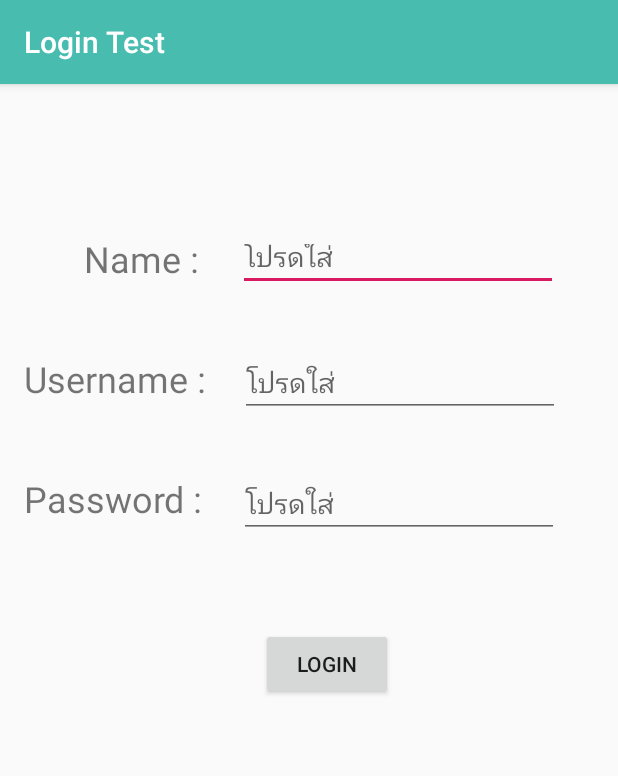
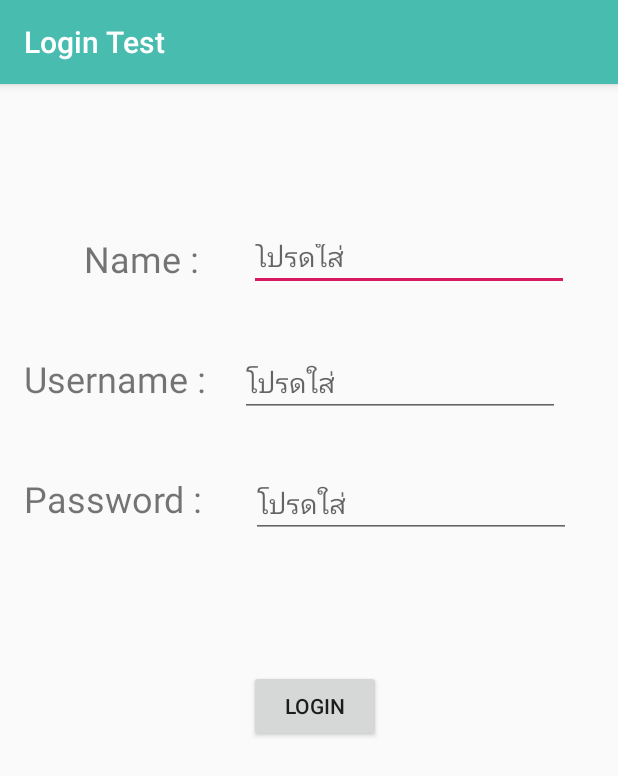
Before and after one commit to hanaml0868/LoginTest, an Android app: the screen it shows after launch (MainActivity), on a phone screen of 412 x 824 dp. Shown: the top 776 px of the screen. Run offline under Robolectric (Android 15) with nearby library versions, the phone set to English and light mode, and no system bars.

Commit message:
Complete app

```diff
--- a/app/src/main/java/sdu/cs/amornthep/logintest/MainActivity.java
+++ b/app/src/main/java/sdu/cs/amornthep/logintest/MainActivity.java
@@ -39,7 +39,7 @@ public class MainActivity extends AppCompatActivity {
 
                 //Check username and password
 
-                if ((userString.equals("admin")) && (passString.equals("1234"))) {
+                else if ((userString.equals("admin")) && (passString.equals("1234"))) {
                     Toast.makeText(getApplicationContext(), "Login Success", Toast.LENGTH_SHORT).show();
 
                     //ส่งข้อมูลไปหน้าเมนู
@@ -56,3 +56,4 @@ public class MainActivity extends AppCompatActivity {
 
     }//end onCreate
 }// end class
+ // Toast ข้อความที่แสดงออกมาครู่หนึ่งแล้วหานไปเอง
--- a/app/src/main/res/layout/activity_main.xml
+++ b/app/src/main/res/layout/activity_main.xml
@@ -48,14 +48,13 @@
         android:layout_height="41dp"
         android:layout_marginStart="8dp"
         android:layout_marginLeft="8dp"
-        android:layout_marginEnd="40dp"
-        android:layout_marginRight="40dp"
+        android:layout_marginEnd="8dp"
+        android:layout_marginRight="8dp"
         android:ems="10"
         android:hint="โปรดใส่"
         android:inputType="textPersonName"
         app:layout_constraintBaseline_toBaselineOf="@+id/textView"
         app:layout_constraintEnd_toEndOf="parent"
-        app:layout_constraintHorizontal_bias="1.0"
         app:layout_constraintStart_toEndOf="@+id/textView" />
 
     <EditText
@@ -74,35 +73,37 @@
         app:layout_constraintHorizontal_bias="0.319"
         app:layout_constraintStart_toEndOf="@+id/textView3" />
 
+    <Button
+        android:id="@+id/btnLogin"
+        android:layout_width="wrap_content"
+        android:layout_height="wrap_content"
+        android:layout_marginStart="8dp"
+        android:layout_marginLeft="8dp"
+        android:layout_marginTop="8dp"
+        android:layout_marginEnd="8dp"
+        android:layout_marginRight="8dp"
+        android:layout_marginBottom="8dp"
+        android:text="Login"
+        app:layout_constraintBottom_toBottomOf="parent"
+        app:layout_constraintEnd_toEndOf="parent"
+        app:layout_constraintHorizontal_bias="0.514"
+        app:layout_constraintStart_toStartOf="parent"
+        app:layout_constraintTop_toBottomOf="@+id/edtPassword"
+        app:layout_constraintVertical_bias="0.2" />
+
     <EditText
         android:id="@+id/edtPassword"
         android:layout_width="wrap_content"
-        android:layout_height="46dp"
+        android:layout_height="wrap_content"
         android:layout_marginStart="8dp"
         android:layout_marginLeft="8dp"
         android:layout_marginEnd="8dp"
         android:layout_marginRight="8dp"
         android:ems="10"
         android:hint="โปรดใส่"
-        android:inputType="textPersonName"
+        android:inputType="textPassword"
         app:layout_constraintBaseline_toBaselineOf="@+id/textView4"
         app:layout_constraintEnd_toEndOf="parent"
-        app:layout_constraintHorizontal_bias="0.333"
         app:layout_constraintStart_toEndOf="@+id/textView4" />
 
-    <Button
-        android:id="@+id/btnLogin"
-        android:layout_width="wrap_content"
-        android:layout_height="wrap_content"
-        android:layout_marginStart="8dp"
-        android:layout_marginLeft="8dp"
-        android:layout_marginTop="60dp"
-        android:layout_marginEnd="8dp"
-        android:layout_marginRight="8dp"
-        android:text="Login"
-        app:layout_constraintEnd_toEndOf="parent"
-        app:layout_constraintHorizontal_bias="0.54"
-        app:layout_constraintStart_toStartOf="parent"
-        app:layout_constraintTop_toBottomOf="@+id/edtPassword" />
-
 </android.support.constraint.ConstraintLayout>
--- a/app/src/main/res/layout/activity_menu.xml
+++ b/app/src/main/res/layout/activity_menu.xml
@@ -18,7 +18,7 @@
         android:layout_marginBottom="8dp"
         android:text="สวัสดีครับ Admin!!!!"
         android:textColor="@color/colorPrimary"
-        android:textSize="30sp"
+        android:textSize="18sp"
         app:layout_constraintBottom_toBottomOf="parent"
         app:layout_constraintEnd_toEndOf="parent"
         app:layout_constraintStart_toStartOf="parent"
```
